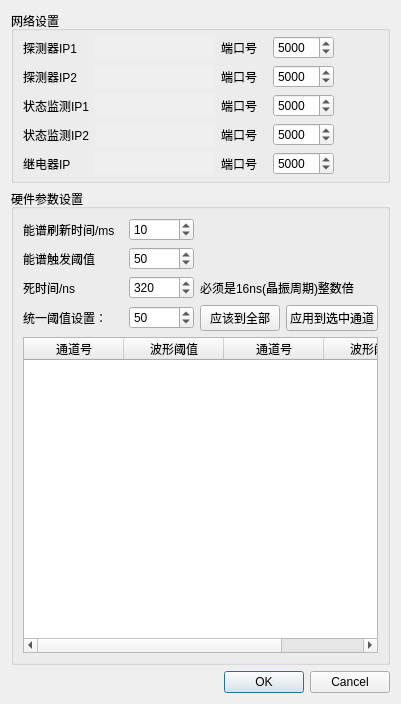
MrXiaomao/HardXrayCamera, file detectorsetting.ui: the form before one commit.
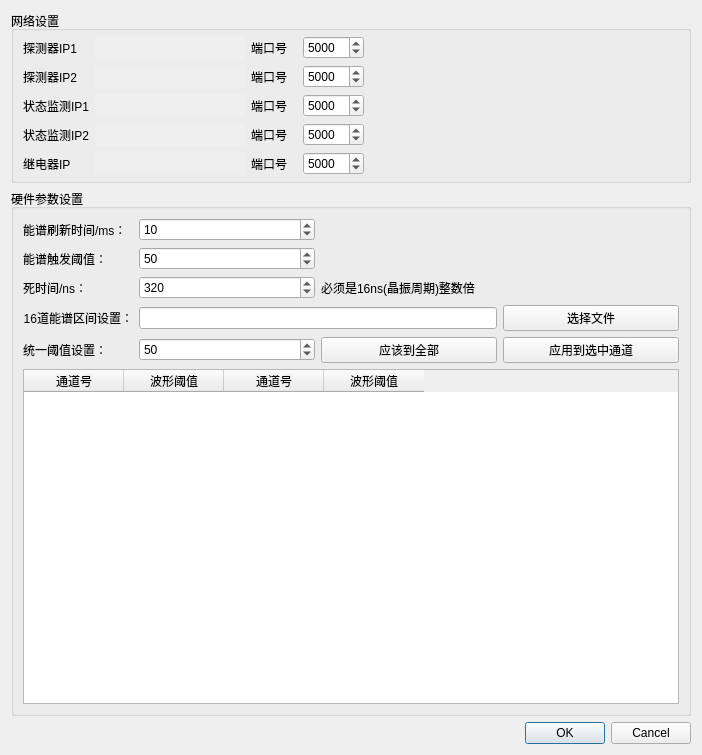
The form after the commit. Custom widgets are drawn as their Qt base class.

Commit message: 增加分时能谱16道的能谱区间设置文件读取与判别是有有效。

Patch:
```diff
--- a/detectorsetting.ui
+++ b/detectorsetting.ui
@@ -6,8 +6,8 @@
    <rect>
     <x>0</x>
     <y>0</y>
-    <width>391</width>
-    <height>704</height>
+    <width>702</width>
+    <height>755</height>
    </rect>
   </property>
   <property name="sizePolicy">
@@ -256,6 +256,12 @@
       </item>
       <item row="5" column="1">
        <widget class="IPAddress" name="widget_relayIP" native="true">
+        <property name="sizePolicy">
+         <sizepolicy hsizetype="Preferred" vsizetype="Preferred">
+          <horstretch>0</horstretch>
+          <verstretch>0</verstretch>
+         </sizepolicy>
+        </property>
         <property name="minimumSize">
          <size>
           <width>120</width>
@@ -476,21 +482,42 @@
       </item>
       <item row="7" column="0">
        <widget class="QLabel" name="label_12">
+        <property name="sizePolicy">
+         <sizepolicy hsizetype="Fixed" vsizetype="Fixed">
+          <horstretch>0</horstretch>
+          <verstretch>0</verstretch>
+         </sizepolicy>
+        </property>
         <property name="minimumSize">
          <size>
-          <width>100</width>
-          <height>0</height>
+          <width>110</width>
+          <height>21</height>
          </size>
         </property>
         <property name="text">
          <string>统一阈值设置：</string>
         </property>
+        <property name="alignment">
+         <set>Qt::AlignLeading|Qt::AlignLeft|Qt::AlignVCenter</set>
+        </property>
        </widget>
       </item>
       <item row="1" column="0">
        <widget class="QLabel" name="label_8">
+        <property name="sizePolicy">
+         <sizepolicy hsizetype="Fixed" vsizetype="Fixed">
+          <horstretch>0</horstretch>
+          <verstretch>0</verstretch>
+         </sizepolicy>
+        </property>
+        <property name="minimumSize">
+         <size>
+          <width>110</width>
+          <height>21</height>
+         </size>
+        </property>
         <property name="text">
-         <string>能谱触发阈值</string>
+         <string>能谱触发阈值：</string>
         </property>
        </widget>
       </item>
@@ -509,8 +536,20 @@
       </item>
       <item row="0" column="0">
        <widget class="QLabel" name="label_7">
+        <property name="sizePolicy">
+         <sizepolicy hsizetype="Preferred" vsizetype="Fixed">
+          <horstretch>0</horstretch>
+          <verstretch>0</verstretch>
+         </sizepolicy>
+        </property>
+        <property name="minimumSize">
+         <size>
+          <width>110</width>
+          <height>21</height>
+         </size>
+        </property>
         <property name="text">
-         <string>能谱刷新时间/ms</string>
+         <string>能谱刷新时间/ms：</string>
         </property>
        </widget>
       </item>
@@ -546,8 +585,55 @@
       </item>
       <item row="2" column="0">
        <widget class="QLabel" name="label_9">
+        <property name="sizePolicy">
+         <sizepolicy hsizetype="Fixed" vsizetype="Fixed">
+          <horstretch>0</horstretch>
+          <verstretch>0</verstretch>
+         </sizepolicy>
+        </property>
+        <property name="minimumSize">
+         <size>
+          <width>110</width>
+          <height>21</height>
+         </size>
+        </property>
         <property name="text">
-         <string>死时间/ns</string>
+         <string>死时间/ns：</string>
+        </property>
+        <property name="alignment">
+         <set>Qt::AlignLeading|Qt::AlignLeft|Qt::AlignVCenter</set>
+        </property>
+       </widget>
+      </item>
+      <item row="3" column="0">
+       <widget class="QLabel" name="label_10">
+        <property name="sizePolicy">
+         <sizepolicy hsizetype="Fixed" vsizetype="Fixed">
+          <horstretch>0</horstretch>
+          <verstretch>0</verstretch>
+         </sizepolicy>
+        </property>
+        <property name="minimumSize">
+         <size>
+          <width>0</width>
+          <height>21</height>
+         </size>
+        </property>
+        <property name="text">
+         <string>16道能谱区间设置：</string>
+        </property>
+        <property name="alignment">
+         <set>Qt::AlignRight|Qt::AlignTrailing|Qt::AlignVCenter</set>
+        </property>
+       </widget>
+      </item>
+      <item row="3" column="1" colspan="2">
+       <widget class="QLineEdit" name="lineEdit_csvPath"/>
+      </item>
+      <item row="3" column="3">
+       <widget class="QPushButton" name="bt_selectCsv">
+        <property name="text">
+         <string>选择文件</string>
         </property>
        </widget>
       </item>
```
The commit also changes 5 other files.
